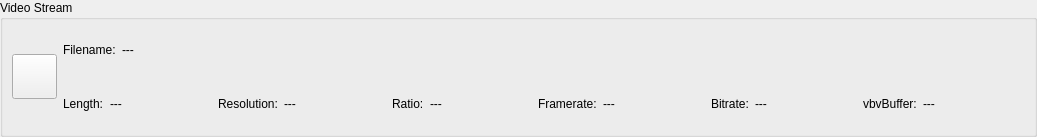
Old version of the form branches/afink_refactor/ui/videofileinfowidget.ui in the repository BackupTheBerlios/ttcut-svn.
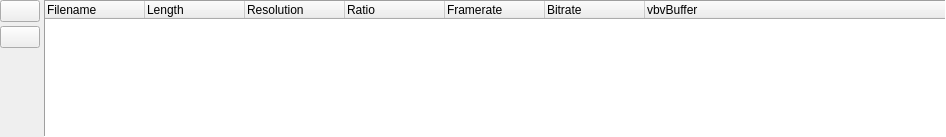
New version of the form. Icons and pictures are not drawn.

Commit message: *ADD* added the possibility to have several video input streams

The edit to the form file:
```diff
--- a/branches/afink_refactor/ui/videofileinfowidget.ui
+++ b/branches/afink_refactor/ui/videofileinfowidget.ui
@@ -5,7 +5,7 @@
    <rect>
     <x>0</x>
     <y>0</y>
-    <width>1037</width>
+    <width>946</width>
     <height>137</height>
    </rect>
   </property>
@@ -30,7 +30,10 @@
   <property name="windowTitle" >
    <string>Form</string>
   </property>
-  <layout class="QGridLayout" >
+  <layout class="QHBoxLayout" >
+   <property name="spacing" >
+    <number>4</number>
+   </property>
    <property name="leftMargin" >
     <number>0</number>
    </property>
@@ -43,353 +46,104 @@
    <property name="bottomMargin" >
     <number>0</number>
    </property>
-   <property name="horizontalSpacing" >
-    <number>0</number>
-   </property>
-   <property name="verticalSpacing" >
-    <number>0</number>
-   </property>
-   <item row="0" column="0" >
-    <widget class="QGroupBox" name="gbVideoStreamInfo" >
-     <property name="title" >
-      <string>Video Stream</string>
+   <item>
+    <layout class="QVBoxLayout" >
+     <item>
+      <widget class="QPushButton" name="pbVideoOpen" >
+       <property name="text" >
+        <string/>
+       </property>
+       <property name="icon" >
+        <iconset resource="videofileinfowidget.qrc" >:/pixmaps/pixmaps/fileopen_24.xpm</iconset>
+       </property>
+       <property name="iconSize" >
+        <size>
+         <width>32</width>
+         <height>32</height>
+        </size>
+       </property>
+      </widget>
+     </item>
+     <item>
+      <widget class="QPushButton" name="pbVideoDelete" >
+       <property name="text" >
+        <string/>
+       </property>
+       <property name="icon" >
+        <iconset resource="videofileinfowidget.qrc" >:/pixmaps/pixmaps/cancel_18.xpm</iconset>
+       </property>
+       <property name="iconSize" >
+        <size>
+         <width>32</width>
+         <height>32</height>
+        </size>
+       </property>
+      </widget>
+     </item>
+     <item>
+      <spacer>
+       <property name="orientation" >
+        <enum>Qt::Vertical</enum>
+       </property>
+       <property name="sizeHint" >
+        <size>
+         <width>20</width>
+         <height>40</height>
+        </size>
+       </property>
+      </spacer>
+     </item>
+    </layout>
+   </item>
+   <item>
+    <widget class="QTreeWidget" name="videoListView" >
+     <property name="focusPolicy" >
+      <enum>Qt::StrongFocus</enum>
      </property>
-     <property name="flat" >
+     <property name="contextMenuPolicy" >
+      <enum>Qt::CustomContextMenu</enum>
+     </property>
+     <property name="frameShape" >
+      <enum>QFrame::Panel</enum>
+     </property>
+     <property name="rootIsDecorated" >
       <bool>false</bool>
      </property>
-     <layout class="QGridLayout" >
-      <property name="leftMargin" >
-       <number>9</number>
+     <column>
+      <property name="text" >
+       <string>Filename</string>
       </property>
-      <property name="topMargin" >
-       <number>9</number>
+     </column>
+     <column>
+      <property name="text" >
+       <string>Length</string>
       </property>
-      <property name="rightMargin" >
-       <number>9</number>
+     </column>
+     <column>
+      <property name="text" >
+       <string>Resolution</string>
       </property>
-      <property name="bottomMargin" >
-       <number>9</number>
+     </column>
+     <column>
+      <property name="text" >
+       <string>Ratio</string>
       </property>
-      <property name="horizontalSpacing" >
-       <number>6</number>
+     </column>
+     <column>
+      <property name="text" >
+       <string>Framerate</string>
       </property>
-      <property name="verticalSpacing" >
-       <number>6</number>
+     </column>
+     <column>
+      <property name="text" >
+       <string>Bitrate</string>
       </property>
-      <item row="0" column="0" >
-       <layout class="QHBoxLayout" >
-        <property name="spacing" >
-         <number>6</number>
-        </property>
-        <property name="leftMargin" >
-         <number>0</number>
-        </property>
-        <property name="topMargin" >
-         <number>0</number>
-        </property>
-        <property name="rightMargin" >
-         <number>0</number>
-        </property>
-        <property name="bottomMargin" >
-         <number>0</number>
-        </property>
-        <item>
-         <widget class="QPushButton" name="pbVideoOpen" >
-          <property name="sizePolicy" >
-           <sizepolicy vsizetype="Fixed" hsizetype="Fixed" >
-            <horstretch>1</horstretch>
-            <verstretch>1</verstretch>
-           </sizepolicy>
-          </property>
-          <property name="minimumSize" >
-           <size>
-            <width>45</width>
-            <height>45</height>
-           </size>
-          </property>
-          <property name="maximumSize" >
-           <size>
-            <width>45</width>
-            <height>45</height>
-           </size>
-          </property>
-          <property name="baseSize" >
-           <size>
-            <width>100</width>
-            <height>100</height>
-           </size>
-          </property>
-          <property name="text" >
-           <string/>
-          </property>
-          <property name="icon" >
-           <iconset resource="videofileinfowidget.qrc" >:/pixmaps/pixmaps/fileopen_24.xpm</iconset>
-          </property>
-          <property name="iconSize" >
-           <size>
-            <width>24</width>
-            <height>24</height>
-           </size>
-          </property>
-          <property name="autoDefault" >
-           <bool>true</bool>
-          </property>
-          <property name="default" >
-           <bool>false</bool>
-          </property>
-          <property name="flat" >
-           <bool>false</bool>
-          </property>
-         </widget>
-        </item>
-        <item>
-         <layout class="QVBoxLayout" >
-          <property name="spacing" >
-           <number>12</number>
-          </property>
-          <property name="leftMargin" >
-           <number>0</number>
-          </property>
-          <property name="topMargin" >
-           <number>0</number>
-          </property>
-          <property name="rightMargin" >
-           <number>0</number>
-          </property>
-          <property name="bottomMargin" >
-           <number>0</number>
-          </property>
-          <item>
-           <layout class="QHBoxLayout" >
-            <property name="spacing" >
-             <number>6</number>
-            </property>
-            <property name="leftMargin" >
-             <number>0</number>
-            </property>
-            <property name="topMargin" >
-             <number>0</number>
-            </property>
-            <property name="rightMargin" >
-             <number>0</number>
-            </property>
-            <property name="bottomMargin" >
-             <number>0</number>
-            </property>
-            <item>
-             <widget class="QLabel" name="laVideoFileName" >
-              <property name="sizePolicy" >
-               <sizepolicy vsizetype="Preferred" hsizetype="Minimum" >
-                <horstretch>0</horstretch>
-                <verstretch>0</verstretch>
-               </sizepolicy>
-              </property>
-              <property name="text" >
-               <string>Filename:</string>
-              </property>
-             </widget>
-            </item>
-            <item>
-             <widget class="QLabel" name="infoVideoFileName" >
-              <property name="sizePolicy" >
-               <sizepolicy vsizetype="Preferred" hsizetype="Expanding" >
-                <horstretch>0</horstretch>
-                <verstretch>0</verstretch>
-               </sizepolicy>
-              </property>
-              <property name="sizeIncrement" >
-               <size>
-                <width>2</width>
-                <height>0</height>
-               </size>
-              </property>
-              <property name="text" >
-               <string>---</string>
-              </property>
-             </widget>
-            </item>
-           </layout>
-          </item>
-          <item>
-           <layout class="QHBoxLayout" >
-            <property name="spacing" >
-             <number>6</number>
-            </property>
-            <property name="leftMargin" >
-             <number>0</number>
-            </property>
-            <property name="topMargin" >
-             <number>0</number>
-            </property>
-            <property name="rightMargin" >
-             <number>0</number>
-            </property>
-            <property name="bottomMargin" >
-             <number>0</number>
-            </property>
-            <item>
-             <widget class="QLabel" name="laVideoLength" >
-              <property name="sizePolicy" >
-               <sizepolicy vsizetype="Preferred" hsizetype="Minimum" >
-                <horstretch>0</horstretch>
-                <verstretch>0</verstretch>
-               </sizepolicy>
-              </property>
-              <property name="text" >
-               <string>Length:</string>
-              </property>
-             </widget>
-            </item>
-            <item>
-             <widget class="QLabel" name="infoVideoLength" >
-              <property name="sizePolicy" >
-               <sizepolicy vsizetype="Preferred" hsizetype="MinimumExpanding" >
-                <horstretch>0</horstretch>
-                <verstretch>0</verstretch>
-               </sizepolicy>
-              </property>
-              <property name="text" >
-               <string>---</string>
-              </property>
-             </widget>
-            </item>
-            <item>
-             <widget class="QLabel" name="laVideoResolution" >
-              <property name="sizePolicy" >
-               <sizepolicy vsizetype="Preferred" hsizetype="Minimum" >
-                <horstretch>0</horstretch>
-                <verstretch>0</verstretch>
-               </sizepolicy>
-              </property>
-              <property name="text" >
-               <string>Resolution:</string>
-              </property>
-             </widget>
-            </item>
-            <item>
-             <widget class="QLabel" name="infoVideoResolution" >
-              <property name="sizePolicy" >
-               <sizepolicy vsizetype="Preferred" hsizetype="MinimumExpanding" >
-                <horstretch>0</horstretch>
-                <verstretch>0</verstretch>
-               </sizepolicy>
-              </property>
-              <property name="text" >
-               <string>---</string>
-              </property>
-             </widget>
-            </item>
-            <item>
-             <widget class="QLabel" name="laVideoAspectRatio" >
-              <property name="sizePolicy" >
-               <sizepolicy vsizetype="Preferred" hsizetype="Minimum" >
-                <horstretch>0</horstretch>
-                <verstretch>0</verstretch>
-               </sizepolicy>
-              </property>
-              <property name="text" >
-               <string>Ratio:</string>
-              </property>
-             </widget>
-            </item>
-            <item>
-             <widget class="QLabel" name="infoVideoAspectRatio" >
-              <property name="sizePolicy" >
-               <sizepolicy vsizetype="Preferred" hsizetype="MinimumExpanding" >
-                <horstretch>0</horstretch>
-                <verstretch>0</verstretch>
-               </sizepolicy>
-              </property>
-              <property name="text" >
-               <string>---</string>
-              </property>
-             </widget>
-            </item>
-            <item>
-             <widget class="QLabel" name="laVideoFramerate" >
-              <property name="sizePolicy" >
-               <sizepolicy vsizetype="Preferred" hsizetype="Minimum" >
-                <horstretch>0</horstretch>
-                <verstretch>0</verstretch>
-               </sizepolicy>
-              </property>
-              <property name="text" >
-               <string>Framerate:</string>
-              </property>
-             </widget>
-            </item>
-            <item>
-             <widget class="QLabel" name="infoVideoFramerate" >
-              <property name="sizePolicy" >
-               <sizepolicy vsizetype="Preferred" hsizetype="MinimumExpanding" >
-                <horstretch>0</horstretch>
-                <verstretch>0</verstretch>
-               </sizepolicy>
-              </property>
-              <property name="text" >
-               <string>---</string>
-              </property>
-             </widget>
-            </item>
-            <item>
-             <widget class="QLabel" name="laVideoBitrate" >
-              <property name="sizePolicy" >
-               <sizepolicy vsizetype="Preferred" hsizetype="Minimum" >
-                <horstretch>0</horstretch>
-                <verstretch>0</verstretch>
-               </sizepolicy>
-              </property>
-              <property name="text" >
-               <string>Bitrate:</string>
-              </property>
-             </widget>
-            </item>
-            <item>
-             <widget class="QLabel" name="infoVideoBitrate" >
-              <property name="sizePolicy" >
-               <sizepolicy vsizetype="Preferred" hsizetype="MinimumExpanding" >
-                <horstretch>0</horstretch>
-                <verstretch>0</verstretch>
-               </sizepolicy>
-              </property>
-              <property name="text" >
-               <string>---</string>
-              </property>
-             </widget>
-            </item>
-            <item>
-             <widget class="QLabel" name="laVideoBuffer" >
-              <property name="sizePolicy" >
-               <sizepolicy vsizetype="Preferred" hsizetype="Minimum" >
-                <horstretch>0</horstretch>
-                <verstretch>0</verstretch>
-               </sizepolicy>
-              </property>
-              <property name="text" >
-               <string>vbvBuffer:</string>
-              </property>
-             </widget>
-            </item>
-            <item>
-             <widget class="QLabel" name="infoVideoBuffer" >
-              <property name="sizePolicy" >
-               <sizepolicy vsizetype="Preferred" hsizetype="MinimumExpanding" >
-                <horstretch>0</horstretch>
-                <verstretch>0</verstretch>
-               </sizepolicy>
-              </property>
-              <property name="text" >
-               <string>---</string>
-              </property>
-             </widget>
-            </item>
-           </layout>
-          </item>
-         </layout>
-        </item>
-       </layout>
-      </item>
-     </layout>
+     </column>
+     <column>
+      <property name="text" >
+       <string>vbvBuffer</string>
+      </property>
+     </column>
     </widget>
    </item>
   </layout>
```
The commit also changes 35 other files.
